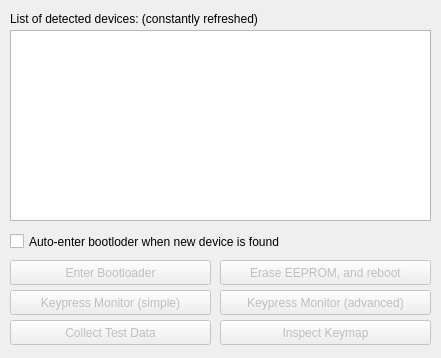
The window that keyboards/xwhatsit/util/util/mainwindow.ui (razerbann/qmk_firmware) describes before a commit, drawn with Qt 5.
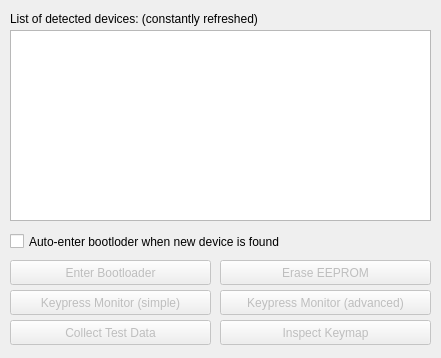
The same window after the commit.

Commit message: util gui: eeprom erase

Patch:
```diff
--- a/keyboards/xwhatsit/util/util/mainwindow.ui
+++ b/keyboards/xwhatsit/util/util/mainwindow.ui
@@ -110,7 +110,7 @@
      </rect>
     </property>
     <property name="text">
-     <string>Erase EEPROM, and reboot</string>
+     <string>Erase EEPROM</string>
     </property>
    </widget>
    <widget class="QPushButton" name="pushButton_6">
```
The commit also changes 6 other files.
